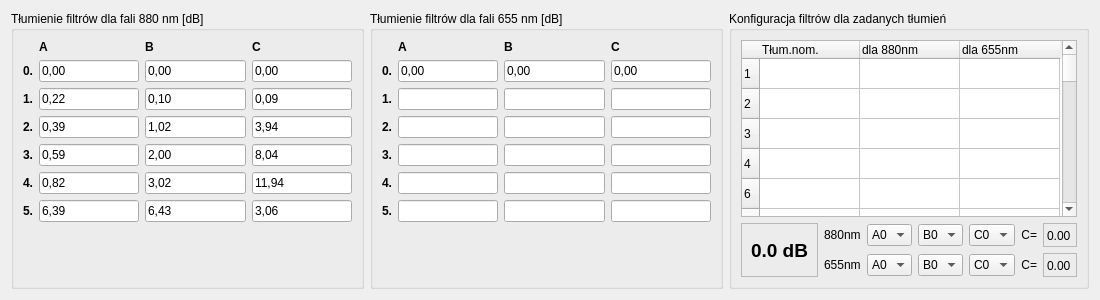
This is CzujkiLinioweApp/ustawieniafiltrow.ui in wiacekmarcin/CzujkiLiniowe as Qt 5 draws it before an edit. The edited form follows.
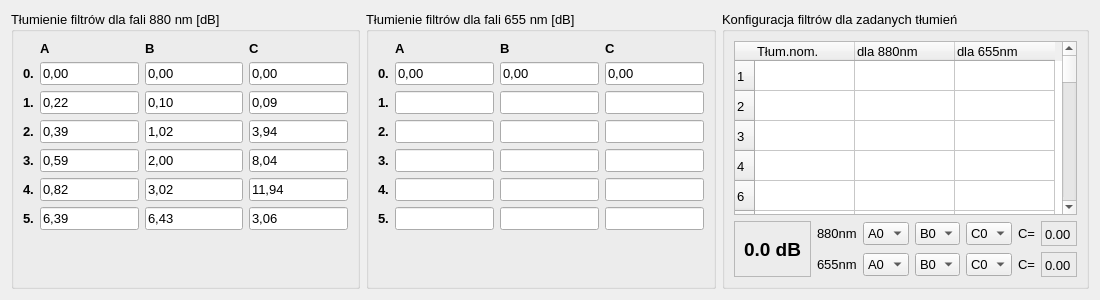
This is the edited form.

Diff of the .ui file:
```diff
--- a/CzujkiLinioweApp/ustawieniafiltrow.ui
+++ b/CzujkiLinioweApp/ustawieniafiltrow.ui
@@ -22,6 +22,12 @@
     <height>1200</height>
    </size>
   </property>
+  <property name="font">
+   <font>
+    <family>Arial</family>
+    <pointsize>10</pointsize>
+   </font>
+  </property>
   <property name="windowTitle">
    <string>Form</string>
   </property>
@@ -43,7 +49,8 @@
        <widget class="QLabel" name="row_880_4">
         <property name="font">
          <font>
-          <weight>75</weight>
+          <family>Arial</family>
+          <pointsize>10</pointsize>
           <bold>true</bold>
          </font>
         </property>
@@ -56,7 +63,8 @@
        <widget class="QLabel" name="row_880_1">
         <property name="font">
          <font>
-          <weight>75</weight>
+          <family>Arial</family>
+          <pointsize>10</pointsize>
           <bold>true</bold>
          </font>
         </property>
@@ -97,7 +105,8 @@
        <widget class="QLabel" name="head_880C">
         <property name="font">
          <font>
-          <weight>75</weight>
+          <family>Arial</family>
+          <pointsize>10</pointsize>
           <bold>true</bold>
          </font>
         </property>
@@ -110,7 +119,8 @@
        <widget class="QLabel" name="row_880_2">
         <property name="font">
          <font>
-          <weight>75</weight>
+          <family>Arial</family>
+          <pointsize>10</pointsize>
           <bold>true</bold>
          </font>
         </property>
@@ -123,7 +133,8 @@
        <widget class="QLabel" name="row_880_5">
         <property name="font">
          <font>
-          <weight>75</weight>
+          <family>Arial</family>
+          <pointsize>10</pointsize>
           <bold>true</bold>
          </font>
         </property>
@@ -136,7 +147,8 @@
        <widget class="QLabel" name="row_880_3">
         <property name="font">
          <font>
-          <weight>75</weight>
+          <family>Arial</family>
+          <pointsize>10</pointsize>
           <bold>true</bold>
          </font>
         </property>
@@ -170,7 +182,8 @@
        <widget class="QLabel" name="row_880_0">
         <property name="font">
          <font>
-          <weight>75</weight>
+          <family>Arial</family>
+          <pointsize>10</pointsize>
           <bold>true</bold>
          </font>
         </property>
@@ -225,7 +238,8 @@
        <widget class="QLabel" name="head_880A">
         <property name="font">
          <font>
-          <weight>75</weight>
+          <family>Arial</family>
+          <pointsize>10</pointsize>
           <bold>true</bold>
          </font>
         </property>
@@ -266,7 +280,8 @@
        <widget class="QLabel" name="head_880B">
         <property name="font">
          <font>
-          <weight>75</weight>
+          <family>Arial</family>
+          <pointsize>10</pointsize>
           <bold>true</bold>
          </font>
         </property>
@@ -301,7 +316,8 @@
        <widget class="QLabel" name="row_655_3">
         <property name="font">
          <font>
-          <weight>75</weight>
+          <family>Arial</family>
+          <pointsize>10</pointsize>
           <bold>true</bold>
          </font>
         </property>
@@ -314,7 +330,8 @@
        <widget class="QLabel" name="row_655_0">
         <property name="font">
          <font>
-          <weight>75</weight>
+          <family>Arial</family>
+          <pointsize>10</pointsize>
           <bold>true</bold>
          </font>
         </property>
@@ -330,7 +347,8 @@
        <widget class="QLabel" name="head_655B">
         <property name="font">
          <font>
-          <weight>75</weight>
+          <family>Arial</family>
+          <pointsize>10</pointsize>
           <bold>true</bold>
          </font>
         </property>
@@ -352,7 +370,8 @@
        <widget class="QLabel" name="head_655C">
         <property name="font">
          <font>
-          <weight>75</weight>
+          <family>Arial</family>
+          <pointsize>10</pointsize>
           <bold>true</bold>
          </font>
         </property>
@@ -368,7 +387,8 @@
        <widget class="QLabel" name="row_655_2">
         <property name="font">
          <font>
-          <weight>75</weight>
+          <family>Arial</family>
+          <pointsize>10</pointsize>
           <bold>true</bold>
          </font>
         </property>
@@ -387,7 +407,8 @@
        <widget class="QLabel" name="head_655A">
         <property name="font">
          <font>
-          <weight>75</weight>
+          <family>Arial</family>
+          <pointsize>10</pointsize>
           <bold>true</bold>
          </font>
         </property>
@@ -414,7 +435,8 @@
        <widget class="QLabel" name="row_655_5">
         <property name="font">
          <font>
-          <weight>75</weight>
+          <family>Arial</family>
+          <pointsize>10</pointsize>
           <bold>true</bold>
          </font>
         </property>
@@ -427,7 +449,8 @@
        <widget class="QLabel" name="row_655_1">
         <property name="font">
          <font>
-          <weight>75</weight>
+          <family>Arial</family>
+          <pointsize>10</pointsize>
           <bold>true</bold>
          </font>
         </property>
@@ -440,7 +463,8 @@
        <widget class="QLabel" name="row_655_4">
         <property name="font">
          <font>
-          <weight>75</weight>
+          <family>Arial</family>
+          <pointsize>10</pointsize>
           <bold>true</bold>
          </font>
         </property>
@@ -971,8 +995,8 @@
              <widget class="QLabel" name="wyliczone_tlumienie">
               <property name="font">
                <font>
+                <family>Arial</family>
                 <pointsize>14</pointsize>
-                <weight>75</weight>
                 <bold>true</bold>
                </font>
               </property>
```
